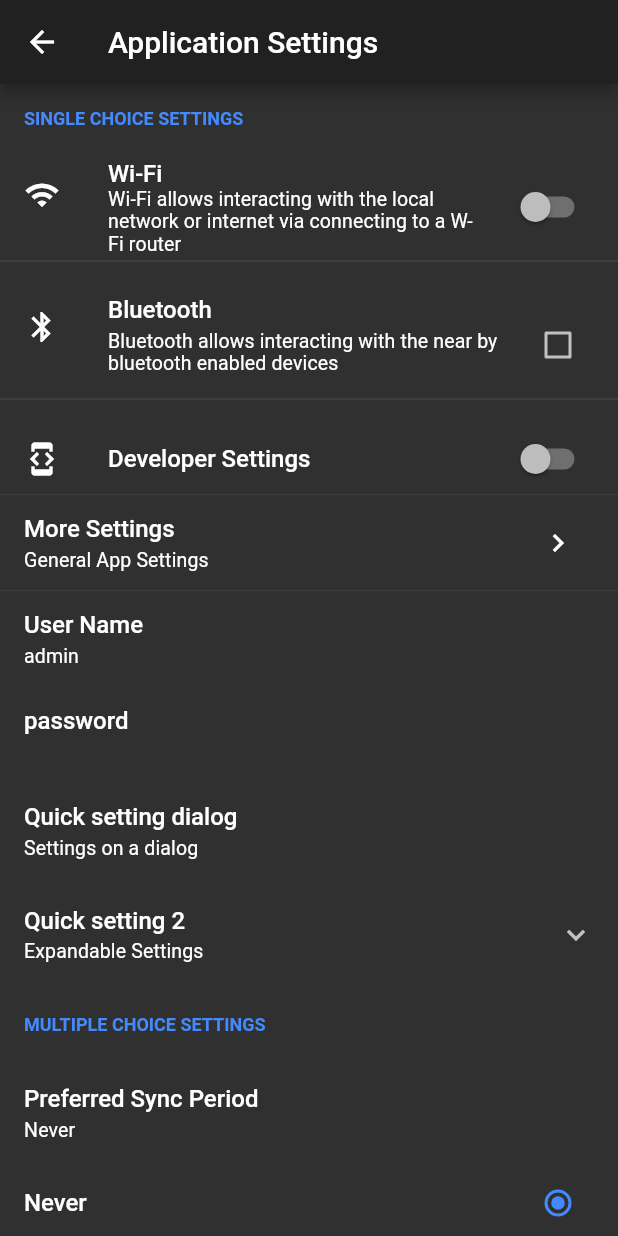
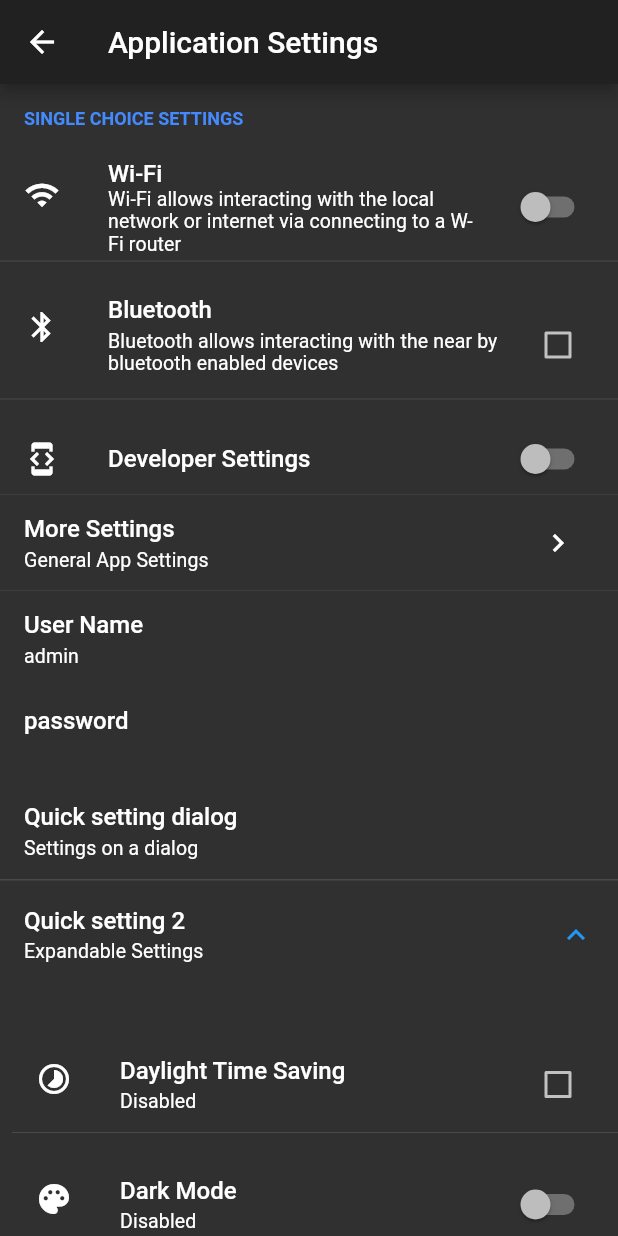
Before and after one commit to GAM3RG33K/flutter_settings_screens, a Flutter app: the screen it shows after launch, after a tap on "Start Demo", on a phone screen of 412 x 824 dp. Run offline on Flutter 3.47's test engine with Material 2 defaults, Android fonts, the phone set to English and light mode, and no system bars; our stand-ins replace hive, shared_preferences; accounts and stored records are empty.

Commit message:
Commit for v0.3.2-null-safety  - Provider version updated to 6.0.0, thanks to @Pawelek55  - ExpandedSettingTile were not using the provided expanded status, fixed by @Colton127  - Updated theme changes in the source code & in the example to resolve analyzer warnings
Signed-off-by: Harshvardhan Joshi <hjoshi.pro@gmail.com>

```diff
--- a/example/lib/app_settings_page.dart
+++ b/example/lib/app_settings_page.dart
@@ -157,6 +157,7 @@ class _AppSettingsState extends State<AppSettings> {
               ExpandableSettingsTile(
                 title: 'Quick setting 2',
                 subtitle: 'Expandable Settings',
+                expanded: true,
                 children: <Widget>[
                   CheckboxSettingsTile(
                     settingKey: 'key-day-light-savings-2',
--- a/example/lib/main.dart
+++ b/example/lib/main.dart
@@ -45,11 +45,20 @@ class _MyHomePageState extends State<MyHomePage> {
   Widget build(BuildContext context) {
     return ValueListenableBuilder<Color>(
       valueListenable: accentColor,
-      builder: (_, color, __) => MaterialApp(
+      builder: (_, color, __) {
+        final _darkTheme = ThemeData.dark();
+        final _lightTheme = ThemeData.light();
+        return MaterialApp(
           title: 'App Settings Demo',
           theme: _isDarkTheme
-            ? ThemeData.dark().copyWith(accentColor: color)
-            : ThemeData.light().copyWith(accentColor: color),
+              ? _darkTheme.copyWith(
+                  colorScheme:
+                      _darkTheme.colorScheme.copyWith(secondary: color),
+                )
+              : _lightTheme.copyWith(
+                  colorScheme:
+                      _darkTheme.colorScheme.copyWith(secondary: color),
+                ),
           home: Scaffold(
             appBar: AppBar(
               title: Text(widget.title),
@@ -67,7 +76,8 @@ class _MyHomePageState extends State<MyHomePage> {
               ),
             ),
           ),
-      ),
+        );
+      },
     );
   }
 
@@ -77,7 +87,7 @@ class _MyHomePageState extends State<MyHomePage> {
       children: <Widget>[
         Text('Shared Pref'),
         Switch(
-            activeColor: Theme.of(context).accentColor,
+            activeColor: Theme.of(context).colorScheme.secondary,
             value: _isUsingHive,
             onChanged: (newVal) {
               if (kIsWeb) {
@@ -99,7 +109,7 @@ class _MyHomePageState extends State<MyHomePage> {
       children: <Widget>[
         Text('Light Theme'),
         Switch(
-            activeColor: Theme.of(context).accentColor,
+            activeColor: Theme.of(context).colorScheme.secondary,
             value: _isDarkTheme,
             onChanged: (newVal) {
               _isDarkTheme = newVal;
--- a/lib/src/widgets/base_widgets.dart
+++ b/lib/src/widgets/base_widgets.dart
@@ -507,7 +507,7 @@ class _SettingsCheckbox extends StatelessWidget {
     return Checkbox(
       value: value,
       onChanged: enabled ? onChanged : null,
-      activeColor: Theme.of(context).accentColor,
+      activeColor: Theme.of(context).colorScheme.secondary,
     );
   }
 }
@@ -535,7 +535,7 @@ class _SettingsSwitch extends StatelessWidget {
     return Switch.adaptive(
       value: value,
       onChanged: enabled ? onChanged : null,
-      activeColor: Theme.of(context).accentColor,
+      activeColor: Theme.of(context).colorScheme.secondary,
     );
   }
 }
--- a/lib/src/widgets/settings_widgets.dart
+++ b/lib/src/widgets/settings_widgets.dart
@@ -384,7 +384,7 @@ class SettingsGroup extends StatelessWidget {
 
   TextStyle groupStyle(BuildContext context) {
     return TextStyle(
-      color: Theme.of(context).accentColor,
+      color: Theme.of(context).colorScheme.secondary,
       fontSize: 12.0,
       fontWeight: FontWeight.bold,
     );
--- a/pubspec.yaml
+++ b/pubspec.yaml
@@ -2,7 +2,7 @@ name: flutter_settings_screens
 description: A Simple plugin to implement settings UI screens for your flutter apps. Customize what you want, From UI elements, behaviour or underlying storage library.
 repository: https://github.com/GAM3RG33K/flutter_settings_screens
 homepage: https://github.com/GAM3RG33K/flutter_settings_screens
-version: 0.3.1-null-safety
+version: 0.3.2-null-safety
 
 
 environment:
```
Also changed, not shown: example/pubspec.lock, 1 other file. Lines whose indentation alone changed are shown as unchanged.
